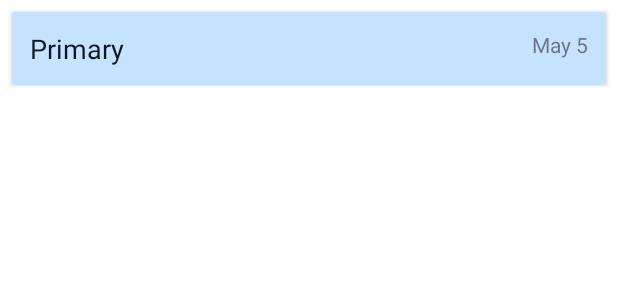
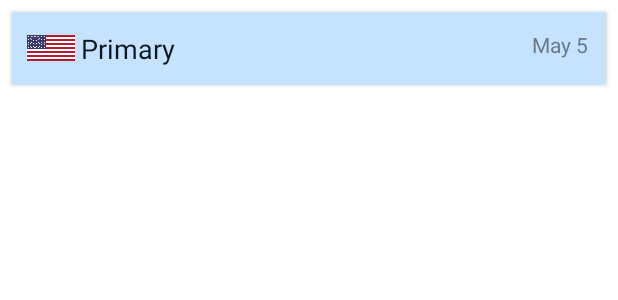
Before and after one commit to angonch/GoodCitizen, an Android app: the layout item_election.xml on its own in the app's theme, with its tools: preview values and no code run, on a phone screen of 412 x 824 dp. Shown: the top 300 px of the screen. Run offline under Robolectric (Android 15) with nearby library versions, the phone set to English and light mode, and no system bars; Roboto replaces fonts that are not available here.

Commit message:
show state flags by elections: icon with correlated flag shown by elections

```diff
--- a/app/src/main/res/layout/item_election.xml
+++ b/app/src/main/res/layout/item_election.xml
@@ -1,6 +1,7 @@
 <?xml version="1.0" encoding="utf-8"?>
 <androidx.cardview.widget.CardView xmlns:android="http://schemas.android.com/apk/res/android"
     xmlns:app="http://schemas.android.com/apk/res-auto"
+    xmlns:tools="http://schemas.android.com/tools"
     android:layout_width="match_parent"
     android:layout_height="wrap_content"
     android:layout_margin="8dp"
@@ -22,6 +23,7 @@
             android:layout_marginEnd="4dp"
             android:layout_marginBottom="4dp"
             android:layout_toStartOf="@+id/tvDate"
+            android:layout_toEndOf="@+id/ivElectionIcon"
             android:fontFamily="@font/oxygen_bold"
             android:text="Primary"
             android:textAppearance="@style/TextAppearance.AppCompat.Medium"
@@ -41,6 +43,14 @@
             android:text="May 5"
             android:textColor="@color/cardFadedTextColor"
             app:layout_constraintEnd_toEndOf="@+id/tvElectionName" />
+
+        <ImageView
+            android:id="@+id/ivElectionIcon"
+            android:layout_width="32dp"
+            android:layout_height="32dp"
+            android:layout_alignParentStart="true"
+            android:layout_marginStart="2dp"
+            android:src="@drawable/usflag" />
     </RelativeLayout>
 
 </androidx.cardview.widget.CardView>
```
Also changed, not shown: app/src/main/java/com/example/goodcitizen/adapters/ElectionAdapter.java (+10 -0 lines), app/src/main/java/com/example/goodcitizen/models/ElectionModel.java (+70 -0 lines), app/src/main/res/drawable-v24/usflag.png (added).
